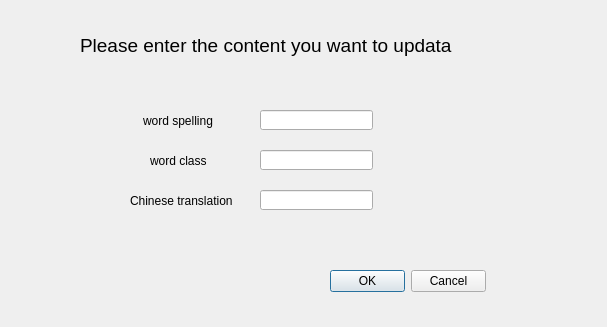
Qt form WordText/renewproperty.ui (lizhenjie94/textword) before a commit.
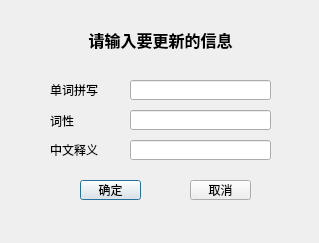
The same form after that commit.

The edit to the form file:
```diff
--- a/WordText/renewproperty.ui
+++ b/WordText/renewproperty.ui
@@ -6,8 +6,8 @@
    <rect>
     <x>0</x>
     <y>0</y>
-    <width>607</width>
-    <height>327</height>
+    <width>319</width>
+    <height>243</height>
    </rect>
   </property>
   <property name="windowTitle">
@@ -16,61 +16,128 @@
   <widget class="QLabel" name="label">
    <property name="geometry">
     <rect>
-     <x>80</x>
-     <y>10</y>
-     <width>441</width>
-     <height>71</height>
+     <x>50</x>
+     <y>20</y>
+     <width>221</width>
+     <height>41</height>
     </rect>
    </property>
+   <property name="font">
+    <font>
+     <family>宋体</family>
+     <pointsize>12</pointsize>
+     <weight>75</weight>
+     <bold>true</bold>
+    </font>
+   </property>
    <property name="text">
-    <string>&lt;html&gt;&lt;head/&gt;&lt;body&gt;&lt;p&gt;&lt;span style=&quot; font-size:14pt;&quot;&gt;Please enter the content you want to updata&lt;/span&gt;&lt;/p&gt;&lt;/body&gt;&lt;/html&gt;</string>
+    <string>&lt;html&gt;&lt;head/&gt;&lt;body&gt;&lt;p&gt;请输入要更新的信息&lt;/p&gt;&lt;/body&gt;&lt;/html&gt;</string>
+   </property>
+   <property name="alignment">
+    <set>Qt::AlignCenter</set>
    </property>
   </widget>
   <widget class="QLabel" name="label_2">
    <property name="geometry">
     <rect>
-     <x>143</x>
-     <y>110</y>
-     <width>81</width>
-     <height>21</height>
+     <x>50</x>
+     <y>80</y>
+     <width>71</width>
+     <height>20</height>
     </rect>
    </property>
+   <property name="font">
+    <font>
+     <family>宋体</family>
+     <pointsize>9</pointsize>
+    </font>
+   </property>
    <property name="text">
-    <string>word spelling</string>
+    <string>单词拼写</string>
    </property>
   </widget>
   <widget class="QLabel" name="label_4">
    <property name="geometry">
     <rect>
-     <x>150</x>
-     <y>150</y>
-     <width>61</width>
-     <height>21</height>
+     <x>50</x>
+     <y>111</y>
+     <width>71</width>
+     <height>20</height>
     </rect>
    </property>
+   <property name="font">
+    <font>
+     <family>宋体</family>
+     <pointsize>9</pointsize>
+    </font>
+   </property>
    <property name="text">
-    <string>word class</string>
+    <string>词性</string>
    </property>
   </widget>
   <widget class="QLabel" name="label_3">
    <property name="geometry">
     <rect>
-     <x>130</x>
-     <y>190</y>
-     <width>121</width>
-     <height>21</height>
+     <x>50</x>
+     <y>140</y>
+     <width>71</width>
+     <height>20</height>
     </rect>
    </property>
+   <property name="font">
+    <font>
+     <family>宋体</family>
+     <pointsize>9</pointsize>
+    </font>
+   </property>
    <property name="text">
-    <string>Chinese translation</string>
+    <string>中文释义</string>
+   </property>
+  </widget>
+  <widget class="QPushButton" name="btnOK">
+   <property name="geometry">
+    <rect>
+     <x>80</x>
+     <y>180</y>
+     <width>61</width>
+     <height>20</height>
+    </rect>
+   </property>
+   <property name="font">
+    <font>
+     <family>宋体</family>
+     <pointsize>9</pointsize>
+    </font>
+   </property>
+   <property name="text">
+    <string>确定</string>
+   </property>
+  </widget>
+  <widget class="QPushButton" name="btnCancel">
+   <property name="geometry">
+    <rect>
+     <x>190</x>
+     <y>180</y>
+     <width>61</width>
+     <height>20</height>
+    </rect>
+   </property>
+   <property name="font">
+    <font>
+     <family>宋体</family>
+     <pointsize>9</pointsize>
+    </font>
+   </property>
+   <property name="text">
+    <string>取消</string>
    </property>
   </widget>
   <widget class="QLineEdit" name="lineEdit">
    <property name="geometry">
     <rect>
-     <x>260</x>
-     <y>110</y>
-     <width>113</width>
+     <x>130</x>
+     <y>80</y>
+     <width>141</width>
      <height>20</height>
     </rect>
    </property>
@@ -78,9 +145,9 @@
   <widget class="QLineEdit" name="lineEdit_2">
    <property name="geometry">
     <rect>
-     <x>260</x>
-     <y>150</y>
-     <width>113</width>
+     <x>130</x>
+     <y>110</y>
+     <width>141</width>
      <height>20</height>
     </rect>
    </property>
@@ -88,26 +155,13 @@
   <widget class="QLineEdit" name="lineEdit_3">
    <property name="geometry">
     <rect>
-     <x>260</x>
-     <y>190</y>
-     <width>113</width>
+     <x>130</x>
+     <y>140</y>
+     <width>141</width>
      <height>20</height>
     </rect>
    </property>
   </widget>
-  <widget class="QDialogButtonBox" name="buttonBox">
-   <property name="geometry">
-    <rect>
-     <x>330</x>
-     <y>270</y>
-     <width>156</width>
-     <height>23</height>
-    </rect>
-   </property>
-   <property name="standardButtons">
-    <set>QDialogButtonBox::Cancel|QDialogButtonBox::Ok</set>
-   </property>
-  </widget>
  </widget>
  <resources/>
  <connections/>
```
